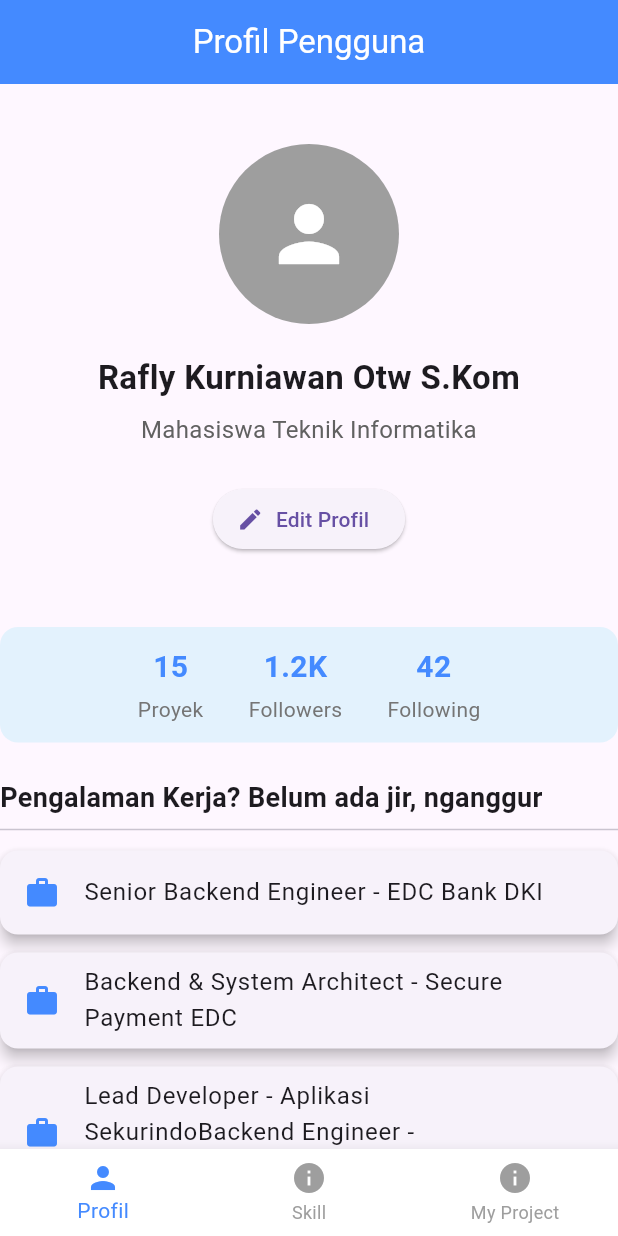
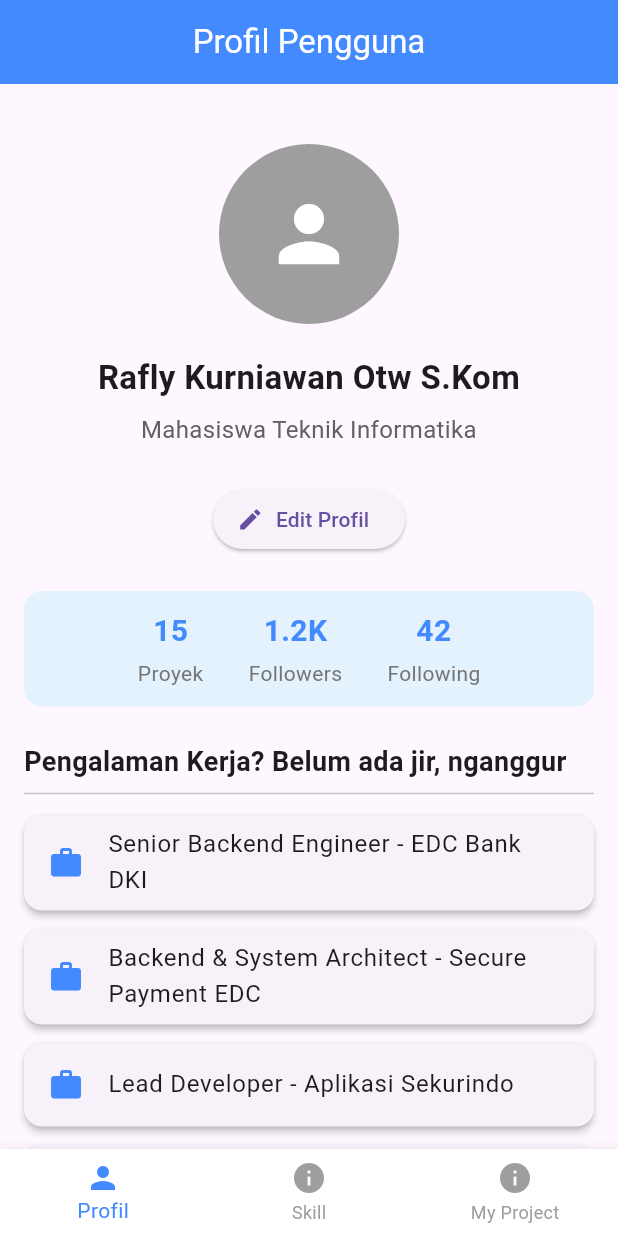
Before and after one commit to voltakits725/Latihan_Profil_Mobile_Flutter, a Flutter app: the screen it shows after launch, on a phone screen of 412 x 824 dp. Run offline on Flutter 3.47's test engine with Material 3 defaults, Android fonts, the light colour scheme and no system bars.

Commit message:
refactor: extract list tile into ExperienceCard widget and apply styling

```diff
--- /dev/null
+++ b/lib/experience_card.dart
@@ -0,0 +1,25 @@
+import 'package:flutter/material.dart';
+
+class ExperienceCard extends StatelessWidget {
+  final String experience;
+
+  const ExperienceCard({
+    super.key,
+    required this.experience,
+  });
+
+  @override
+  Widget build(BuildContext context) {
+    return Card(
+      elevation: 2,
+      margin: const EdgeInsets.symmetric(vertical: 6),
+      child: ListTile(
+        leading: const Icon(
+          Icons.work,
+          color: Colors.blueAccent,
+        ),
+        title: Text(experience),
+      ),
+    );
+  }
+}
--- a/lib/profil_page.dart
+++ b/lib/profil_page.dart
@@ -1,18 +1,18 @@
-
 import 'package:flutter/material.dart';
 import 'package:pertemuanke5/profil_stats.dart';
 import 'widgets/profile_avatar.dart';
 import 'widgets/profile_info.dart';
+import 'package:pertemuanke5/experience_card.dart';
 
 class ProfilePage extends StatelessWidget {
   const ProfilePage({super.key});
-    final List<String> experiences = const [
+
+  final List<String> experiences = const [
     'Senior Backend Engineer - EDC Bank DKI',
     'Backend & System Architect - Secure Payment EDC',
-    'Lead Developer - Aplikasi Sekurindo'
+    'Lead Developer - Aplikasi Sekurindo',
     'Backend Engineer - Pengembangan Sistem E-money',
   ];
-
 
   @override
   Widget build(BuildContext context) {
@@ -23,16 +23,17 @@ class ProfilePage extends StatelessWidget {
         backgroundColor: Colors.blueAccent,
         foregroundColor: Colors.white,
       ),
-      body:
-      Padding(
-        padding: const EdgeInsets.only(top:40),
-        child: Center(
 
+      body: SingleChildScrollView(
+        padding: const EdgeInsets.only(
+          top: 40,
+          bottom: 20,
+        ),
+        child: Padding(
+          padding: const EdgeInsets.symmetric(horizontal: 16),
           child: Column(
-
-            //mainAxisAlignment: MainAxisAlignment.center,
+            crossAxisAlignment: CrossAxisAlignment.center,
             children: [
-              //SizedBox(height: 40,),
               const ProfileAvatar(),
 
               const SizedBox(height: 20),
@@ -44,7 +45,6 @@ class ProfilePage extends StatelessWidget {
 
               const SizedBox(height: 24),
 
-              // Tombol Edit Profil
               ElevatedButton.icon(
                 onPressed: () {
                   ScaffoldMessenger.of(context).showSnackBar(
@@ -58,8 +58,6 @@ class ProfilePage extends StatelessWidget {
                 icon: const Icon(Icons.edit),
                 label: const Text('Edit Profil'),
               ),
-
-              const SizedBox(height: 24),
 
               const SizedBox(height: 24),
 
@@ -77,32 +75,23 @@ class ProfilePage extends StatelessWidget {
                   ),
                 ),
               ),
+
               const Divider(),
 
-              Expanded(
-                child: ListView.builder(
-                  itemCount: experiences.length,
-                  itemBuilder: (context, index) {
-                    return Card(
-                      elevation: 4,
-                      margin: const EdgeInsets.symmetric(vertical: 6),
-                      child: ListTile(
-                        leading: const Icon(Icons.work, color: Colors.blueAccent,
-
-                        ),
-                        title: Text(experiences[index]),
-                      ),
-
-                    );
-                  },
-                ),
+              ListView.builder(
+                shrinkWrap: true,
+                physics: const NeverScrollableScrollPhysics(),
+                itemCount: experiences.length,
+                itemBuilder: (context, index) {
+                  return ExperienceCard(
+                    experience: experiences[index],
+                  );
+                },
               ),
-
             ],
           ),
         ),
       ),
-
     );
   }
 }
```
